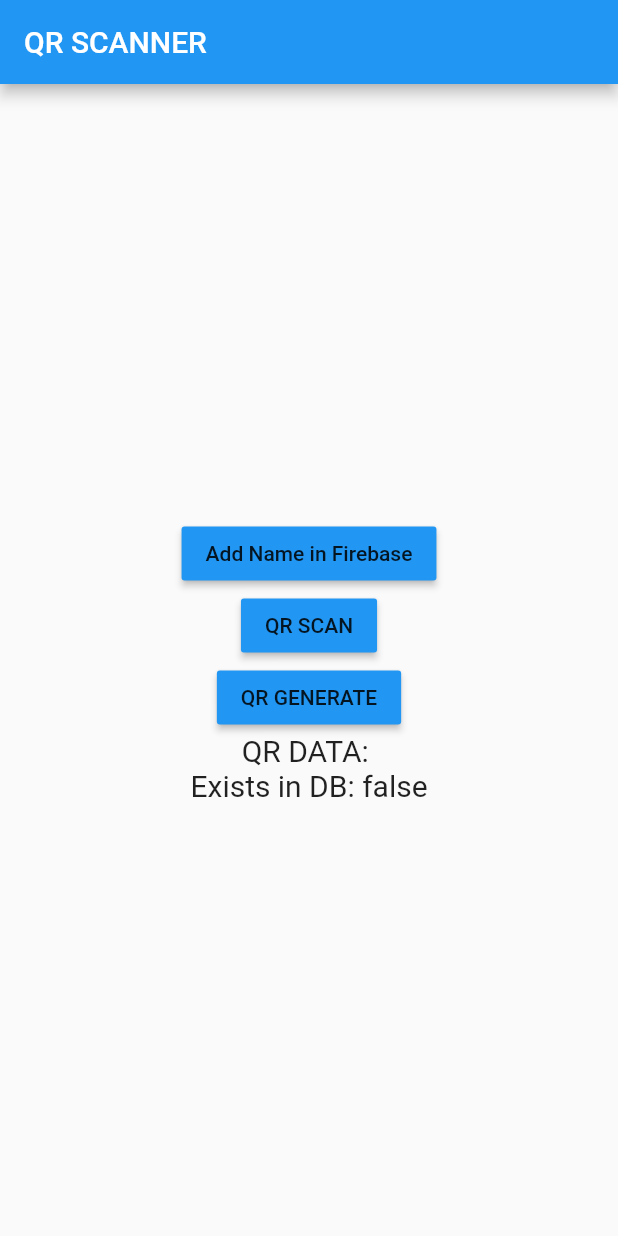
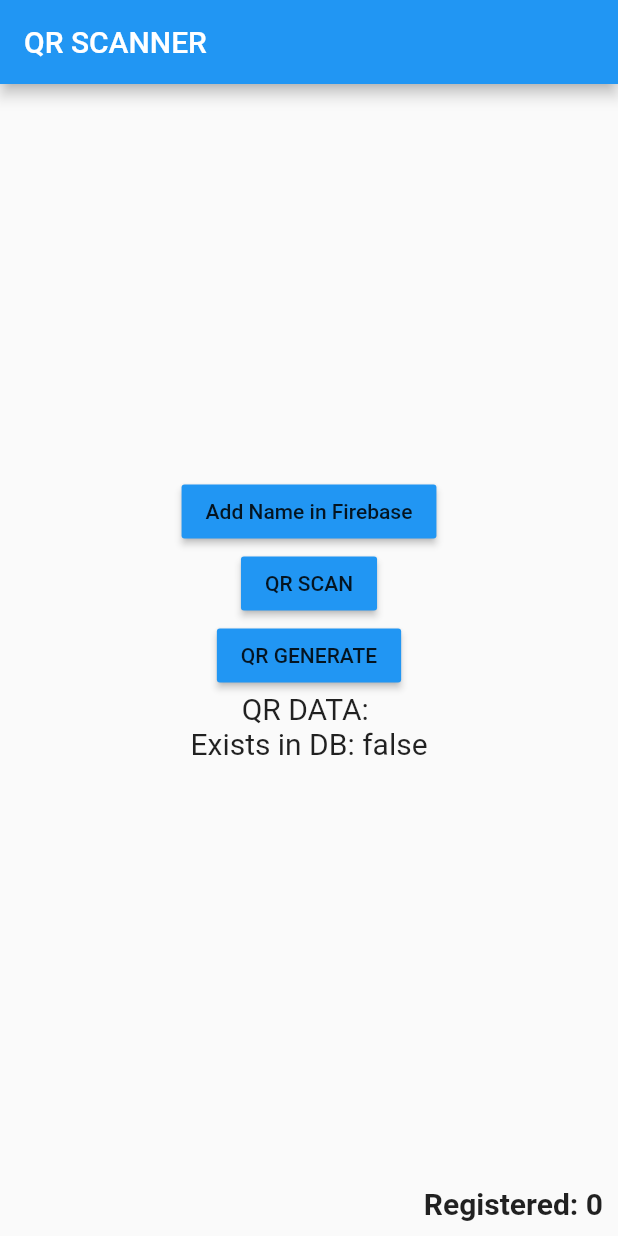
Before and after one commit to artAst/qr_app, a Flutter app: the screen it shows after launch, on a phone screen of 412 x 824 dp. Run offline on Flutter 3.47's test engine with Material 2 defaults, Android fonts, the phone set to English and light mode, and no system bars; our stand-ins replace firebase_database, qr_flutter; missing offline and left inert: barcode_scan; accounts and stored records are empty.

Commit message:
added count and isRegistered

```diff
--- a/lib/dao/PersonDao.dart
+++ b/lib/dao/PersonDao.dart
@@ -1,6 +1,7 @@
 import 'package:firebase_database/firebase_database.dart';
 
 final reference = FirebaseDatabase.instance.reference().child("person");
+final conf = FirebaseDatabase.instance.reference().child("config");
 
 class PersonDao {
 
@@ -10,10 +11,66 @@ class PersonDao {
 
   static Future getUsersByName(String name, Function p) {
     return reference.orderByChild("name").equalTo(name).once().then((dataSnapshot) {
+      print("SNAPSHOT captured");
       if (dataSnapshot.value != null) {
         dataSnapshot.value.forEach((key,data){
-          Function.apply(p, [{"id":key, "name": data["name"]}]);
+          bool isRegistered = false;
+          if(data["registered"] != null) {
+            isRegistered = data["registered"];
+          }
+          print("Registered: $isRegistered");
+          if(!isRegistered) {
+            // save to RTDB registered true
+            reference.child(key).set({
+              "name": data["name"],
+              "registered": true
+            });
+            // increment count
+            incrementCount().then((cnt){
+              print("increment count: $cnt");
+              Function.apply(p, [{"id":key, "name": data["name"], "registered": isRegistered, "count": cnt}]);
+            });
+          } else {
+            getCount().then((cnt){
+              print("Get count: $cnt");
+              Function.apply(p, [{"id":key, "name": data["name"], "registered": isRegistered, "count": cnt}]);
+            });
+          }
         });
+      } else {
+        print("NO SNAPSHOT");
+        Function.apply(p, [null]);
+      }
+    });
+  }
+
+  static Future getCount() {
+    return conf.child("count").once().then((DataSnapshot data) {
+      if (data?.value != null) {
+        return data.value;
+      }
+      else {
+        return 0;
+      }
+    });
+  }
+
+  static Future incrementCount() {
+    return conf.child("count").once().then((DataSnapshot data){
+      if(data?.value != null) {
+        if(data.value is int) {
+          // increment count
+          int ctr = data.value;
+          ctr += 1;
+          conf.child("count").set(ctr);
+          return ctr;
+        } else {
+          return data.value;
+        }
+      } else {
+        int ctr = 1;
+        conf.child("count").set(ctr);
+        return ctr;
       }
     });
   }
--- a/lib/main.dart
+++ b/lib/main.dart
@@ -35,9 +35,32 @@ class MyHomePage extends StatefulWidget {
 class _MyHomePageState extends State<MyHomePage> {
   String _reader = "";
   bool existsDb = false;
+  bool isRegistered = false;
+  int countRegistered = 0;
+
+  @override
+  void initState() {
+    // TODO: implement initState
+    PersonDao.getCount().then((cnt){
+      setState(() {
+        if(cnt != null) {
+          countRegistered = cnt;
+        }
+      });
+    });
+  }
 
   @override
   Widget build(BuildContext context) {
+    String compReg = "";
+    if(_reader.isNotEmpty && existsDb) {
+      if(!isRegistered) {
+        compReg = "Complete Registration.";
+      } else {
+        compReg = "Already Registered.";
+      }
+    }
+
     return Scaffold(
       appBar: AppBar(
         title: Text("QR SCANNER"),
@@ -66,14 +89,31 @@ class _MyHomePageState extends State<MyHomePage> {
               color: Colors.blue,
             ),
             Text("QR DATA: $_reader", softWrap: true, style: TextStyle(fontSize: 20.0)),
-            Text("Exists in DB: $existsDb", softWrap: true, style: TextStyle(fontSize: 20.0))
+            Text("Exists in DB: $existsDb", softWrap: true, style: TextStyle(fontSize: 20.0)),
+            Text(compReg, softWrap: true, style: TextStyle(fontSize: 20.0)),
           ],
         ),
+      ),
+      bottomNavigationBar: new Container(
+        padding: const EdgeInsets.only(bottom: 10.0, right: 10.0),
+        child: Row(
+          mainAxisAlignment: MainAxisAlignment.end,
+          children: <Widget>[
+            new Text("Registered: $countRegistered", style: TextStyle(fontSize: 20.0, fontWeight: FontWeight.w600)),
+          ],
+        )
       ),
     );
   }
 
+  clearData() {
+    print("DATA CLEARED");
+      existsDb = false;
+      isRegistered = false;
+  }
+
   scan() async {
+
     try {
       String reader = await BarcodeScanner.scan();
       if(!mounted){return;}
@@ -87,6 +127,11 @@ class _MyHomePageState extends State<MyHomePage> {
             if(arrData != null) {
               // person exists
               existsDb = true;
+              isRegistered = arrData["registered"];
+              countRegistered = arrData["count"];
+              print("count: $countRegistered");
+            } else {
+              clearData();
             }
           });
         });
```
